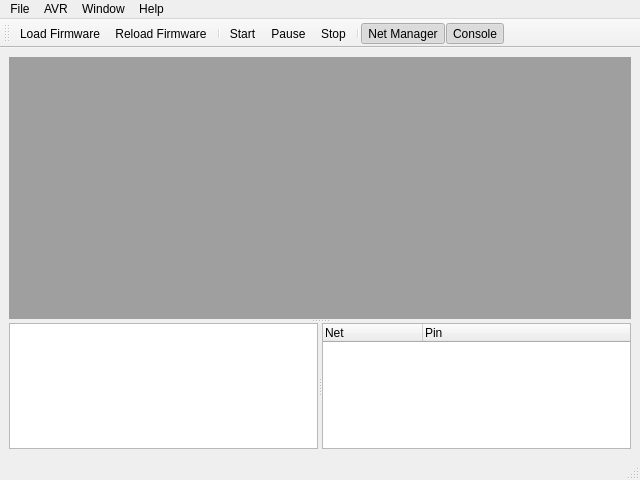
This is src/mainwindow.ui in ichpuchtli/ESS as Qt 5 draws it before an edit. The edited form follows.
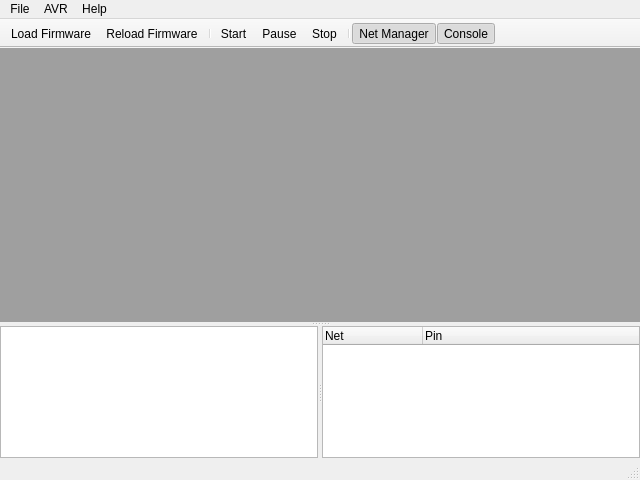
This is the edited form. Icons and pictures are not drawn. Custom widgets are drawn as their Qt base class.

Commit message: minor ui improvements, text under icons and 0 margins around mdi area

What changed in the file:
```diff
--- a/src/mainwindow.ui
+++ b/src/mainwindow.ui
@@ -15,12 +15,28 @@
   </property>
   <widget class="QWidget" name="centralwidget">
    <layout class="QHBoxLayout" name="horizontalLayout_2">
+    <property name="leftMargin">
+     <number>0</number>
+    </property>
+    <property name="topMargin">
+     <number>0</number>
+    </property>
+    <property name="rightMargin">
+     <number>0</number>
+    </property>
+    <property name="bottomMargin">
+     <number>0</number>
+    </property>
     <item>
      <widget class="QSplitter" name="splitter_2">
       <property name="orientation">
        <enum>Qt::Vertical</enum>
       </property>
-      <widget class="QMdiArea" name="mdiArea"/>
+      <widget class="QMdiArea" name="mdiArea">
+       <property name="documentMode">
+        <bool>false</bool>
+       </property>
+      </widget>
       <widget class="QSplitter" name="splitter">
        <property name="orientation">
         <enum>Qt::Horizontal</enum>
@@ -91,7 +107,7 @@
      <x>0</x>
      <y>0</y>
      <width>640</width>
-     <height>23</height>
+     <height>22</height>
     </rect>
    </property>
    <widget class="QMenu" name="menuFile">
@@ -124,16 +140,8 @@
     <addaction name="actionStop"/>
     <addaction name="separator"/>
    </widget>
-   <widget class="QMenu" name="menuWindow">
-    <property name="title">
-     <string>Window</string>
-    </property>
-    <addaction name="actionNetManager"/>
-    <addaction name="actionConsole"/>
-   </widget>
    <addaction name="menuFile"/>
    <addaction name="menuAVR"/>
-   <addaction name="menuWindow"/>
    <addaction name="menuHelp"/>
   </widget>
   <widget class="QStatusBar" name="statusbar"/>
@@ -141,6 +149,15 @@
    <property name="windowTitle">
     <string>toolBar</string>
    </property>
+   <property name="movable">
+    <bool>false</bool>
+   </property>
+   <property name="toolButtonStyle">
+    <enum>Qt::ToolButtonTextUnderIcon</enum>
+   </property>
+   <property name="floatable">
+    <bool>false</bool>
+   </property>
    <attribute name="toolBarArea">
     <enum>TopToolBarArea</enum>
    </attribute>
```
Left out of the diff: 9 changed lines with no effect on the pictures.
